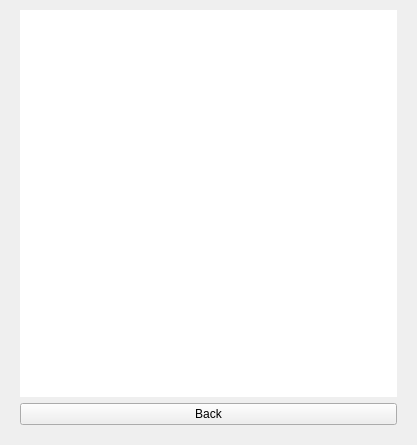
Old version of the form sokketter-ui/sources/mainwindow.ui in the repository morwy/sokketter.
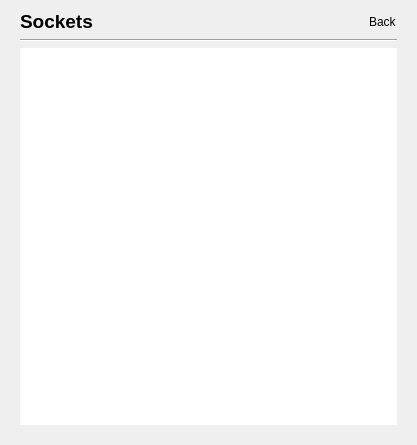
New version of the form. The open tabs and pages were chosen to show the change. Custom widgets are drawn as their Qt base class.

```diff
--- a/sokketter-ui/sources/mainwindow.ui
+++ b/sokketter-ui/sources/mainwindow.ui
@@ -116,6 +116,64 @@
         <property name="bottomMargin">
          <number>0</number>
         </property>
+        <item>
+         <widget class="QWidget" name="widget_2" native="true">
+          <layout class="QHBoxLayout" name="horizontalLayout_2">
+           <property name="leftMargin">
+            <number>0</number>
+           </property>
+           <property name="topMargin">
+            <number>0</number>
+           </property>
+           <property name="rightMargin">
+            <number>0</number>
+           </property>
+           <property name="bottomMargin">
+            <number>0</number>
+           </property>
+           <item>
+            <widget class="QLabel" name="socket_list_title_label">
+             <property name="font">
+              <font>
+               <pointsize>14</pointsize>
+               <bold>true</bold>
+              </font>
+             </property>
+             <property name="text">
+              <string>Sockets</string>
+             </property>
+            </widget>
+           </item>
+           <item>
+            <spacer name="horizontalSpacer_2">
+             <property name="orientation">
+              <enum>Qt::Horizontal</enum>
+             </property>
+             <property name="sizeHint" stdset="0">
+              <size>
+               <width>40</width>
+               <height>20</height>
+              </size>
+             </property>
+            </spacer>
+           </item>
+           <item>
+            <widget class="ClickableLabel" name="socket_list_back_label">
+             <property name="text">
+              <string>Back</string>
+             </property>
+            </widget>
+           </item>
+          </layout>
+         </widget>
+        </item>
+        <item>
+         <widget class="Line" name="line_2">
+          <property name="orientation">
+           <enum>Qt::Horizontal</enum>
+          </property>
+         </widget>
+        </item>
         <item>
          <widget class="QListWidget" name="socket_list_widget">
           <property name="autoFillBackground">
@@ -150,13 +208,6 @@
           </property>
          </widget>
         </item>
-        <item>
-         <widget class="QPushButton" name="socket_list_back_button">
-          <property name="text">
-           <string>Back</string>
-          </property>
-         </widget>
-        </item>
        </layout>
       </widget>
      </widget>
@@ -171,6 +222,11 @@
    <header location="global">SlidingStackedWidget.h</header>
    <container>1</container>
   </customwidget>
+  <customwidget>
+   <class>ClickableLabel</class>
+   <extends>QLabel</extends>
+   <header location="global">ClickableLabel.h</header>
+  </customwidget>
  </customwidgets>
  <resources/>
  <connections/>
```
Left out of the diff: 65 changed lines with no effect on the pictures.
